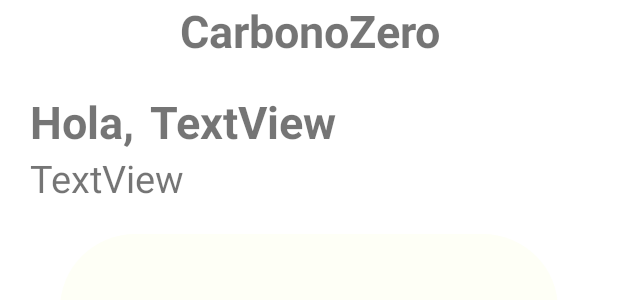
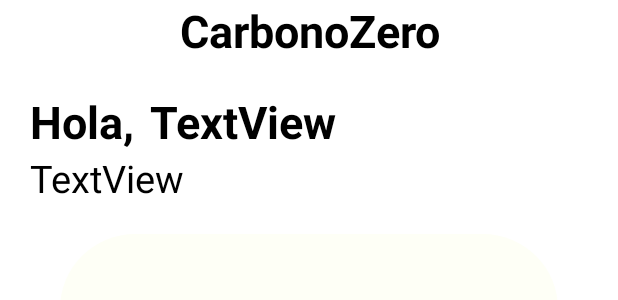
Before and after one commit to LuisT0p20/CarbonoZero, an Android app: the layout activity_resultados.xml on its own in the app's theme, with its tools: preview values and no code run, on a phone screen of 412 x 824 dp. Shown: the top 300 px of the screen. Run offline under Robolectric (Android 15) with nearby library versions, the phone set to English and light mode, and no system bars; network calls fail; Roboto replaces fonts that are not available here.

Commit message:
text color

```diff
--- a/app/src/main/res/layout/activity_resultados.xml
+++ b/app/src/main/res/layout/activity_resultados.xml
@@ -5,11 +5,13 @@
     android:layout_width="match_parent"
     android:layout_height="match_parent"
     android:orientation="vertical"
+    android:background="@color/white"
     tools:context=".Resultados">
 <TextView
     android:layout_width="match_parent"
     android:layout_height="wrap_content"
     android:text="CarbonoZero"
+    android:textColor="@color/black"
     android:textStyle="bold"
     android:textSize="30sp"
     android:gravity="center"
@@ -25,12 +27,14 @@
             android:layout_width="100dp"
             android:layout_height="wrap_content"
             android:text="Hola, "
+            android:textColor="@color/black"
             android:paddingStart="20dp"
             android:textSize="30sp"
             android:textStyle="bold"></TextView>
 
         <TextView
             android:id="@+id/nombre"
+            android:textColor="@color/black"
             android:layout_width="wrap_content"
             android:layout_height="wrap_content"
             android:layout_weight="1"
@@ -40,6 +44,7 @@
     </LinearLayout>
     <TextView
         android:id="@+id/fecha"
+        android:textColor="@color/black"
         android:paddingStart="20dp"
         android:layout_width="match_parent"
         android:layout_height="wrap_content"
@@ -57,6 +62,7 @@
     <TextView
         android:layout_gravity="center"
         android:id="@+id/txtResultado"
+        android:textColor="@color/black"
         android:textSize="40dp"
         android:layout_width="300dp"
         android:layout_height="50dp"></TextView>
--- a/app/src/main/res/layout/activity_starting.xml
+++ b/app/src/main/res/layout/activity_starting.xml
@@ -16,6 +16,7 @@
         android:fontFamily="@font/averia_gruesa_libre"
         android:layout_gravity="center"
         android:gravity="center"
+        android:textColor="@color/black"
         android:text="Bienvenido"
         android:textSize="50sp"
         android:textStyle="bold"></TextView>
@@ -36,6 +37,7 @@
         android:layout_height="wrap_content"
         android:layout_gravity="center"
         android:gravity="center"
+        android:textColor="@color/black"
         android:layout_margin="10dp"
         android:layout_marginTop="32dp"
         android:fontFamily="@font/averia_gruesa_libre"
```
